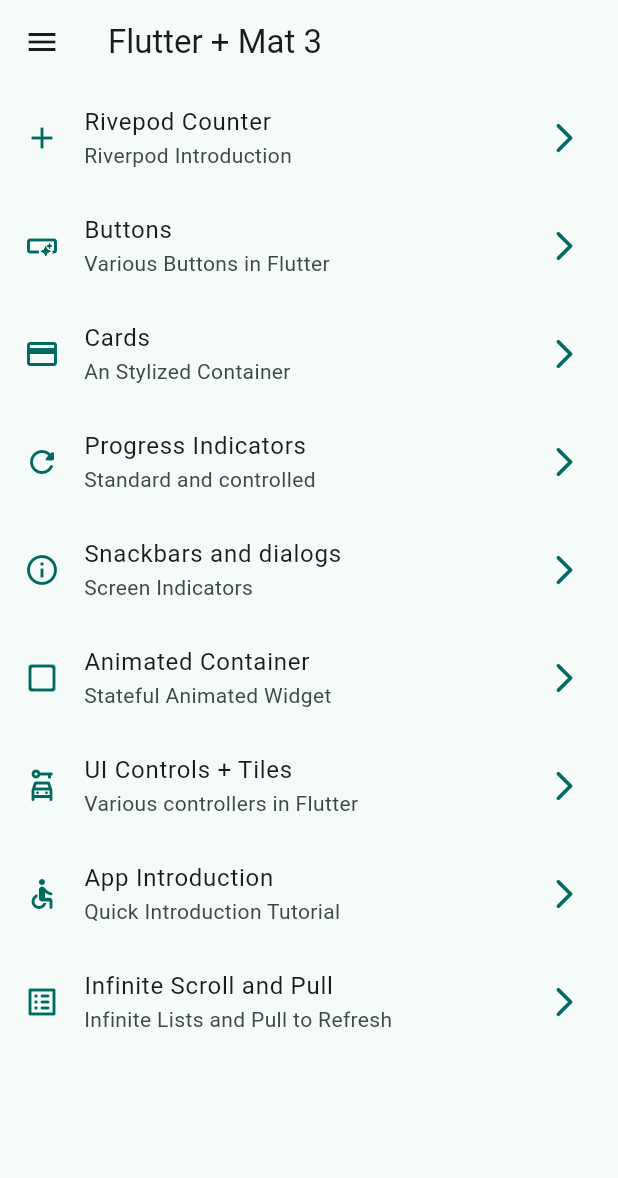
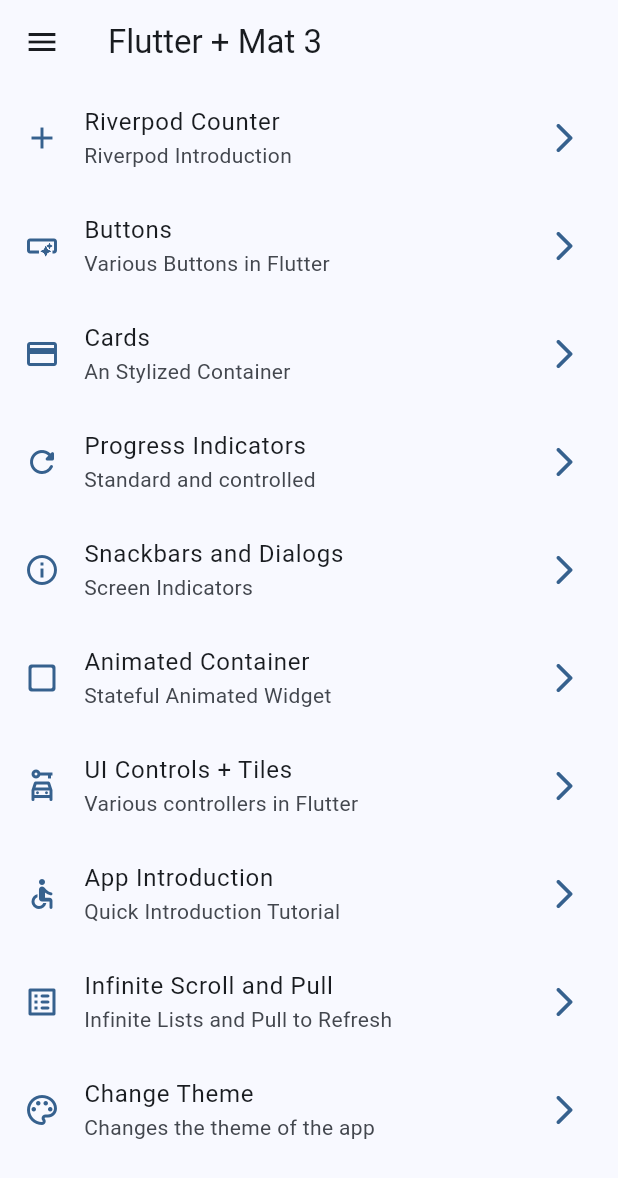
Before and after one commit to CDiegoSV/widgets_app, a Flutter app: the screen it shows after launch, on a phone screen of 412 x 824 dp. Shown: the top 1178 px of the screen. Run offline on Flutter 3.47's test engine with Material 3 defaults, Android fonts, the phone set to English and light mode, and no system bars; our stand-ins replace animate_do, flutter_riverpod, go_router.

Commit message:
Theme Changer v1

```diff
--- a/lib/config/theme/app_theme.dart
+++ b/lib/config/theme/app_theme.dart
@@ -3,22 +3,27 @@ import 'package:flutter/material.dart';
 const colorList = <Color>[
   Colors.blue,
   Colors.teal,
+  Colors.green,
   Colors.red,
+  Colors.purple,
+  Colors.deepPurple,
   Colors.orange,
-  Colors.purple,
-  Colors.black,
+  Colors.pink,
+  Colors.pinkAccent,
 ];
 
 class AppTheme {
 
   final int selectedColor;
+  final bool isDarkMode;
 
-  AppTheme({this.selectedColor = 0})
+  AppTheme({this.isDarkMode = false, this.selectedColor = 0})
   : assert (selectedColor >= 0, 'Selected color must be greater than 0'),
     assert (selectedColor < colorList.length,
        'Selected color must be less or equal than ${colorList.length - 1}');
 
   ThemeData getTheme() => ThemeData(
+    brightness: isDarkMode ? Brightness.dark : Brightness.light,
     colorSchemeSeed: colorList[selectedColor],
     appBarTheme: AppBarTheme(
       centerTitle: false,
--- a/lib/config/theme/menu/menu_item.dart
+++ b/lib/config/theme/menu/menu_item.dart
@@ -19,7 +19,7 @@ class MenuItem {
 const appMenuItems = <MenuItem>[
 
   MenuItem(
-    title: 'Rivepod Counter',
+    title: 'Riverpod Counter',
     subTitle: 'Riverpod Introduction',
     link: '/counter',
     icon: Icons.add
@@ -47,7 +47,7 @@ const appMenuItems = <MenuItem>[
   ),
 
   MenuItem(
-    title: 'Snackbars and dialogs',
+    title: 'Snackbars and Dialogs',
     subTitle: 'Screen Indicators',
     link: '/snackbars',
     icon: Icons.info_outline
@@ -81,4 +81,11 @@ const appMenuItems = <MenuItem>[
     icon: Icons.list_alt_rounded
   ),
 
+  MenuItem(
+    title: 'Change Theme',
+    subTitle: 'Changes the theme of the app',
+    link: '/theme_changer',
+    icon: Icons.color_lens_outlined
+  ),
+
 ];
--- a/lib/config/theme/router/app_router.dart
+++ b/lib/config/theme/router/app_router.dart
@@ -65,5 +65,11 @@ final appRouter = GoRouter(
       builder: (context, state) => const InfiniteScrollScreen(),
     ),
 
+    GoRoute(
+      path: '/theme_changer',
+      name: ThemeChangerScreen.name,
+      builder: (context, state) => const ThemeChangerScreen(),
+    ),
+
   ],
 );
--- a/lib/main.dart
+++ b/lib/main.dart
@@ -2,21 +2,26 @@ import 'package:flutter/material.dart';
 import 'package:flutter_riverpod/flutter_riverpod.dart';
 import 'package:widgets_app/config/theme/app_theme.dart';
 import 'package:widgets_app/config/theme/router/app_router.dart';
+import 'package:widgets_app/presentation/providers/theme_provider.dart';
 
 void main() {
   runApp(const ProviderScope(child: MainApp()));
 }
 
-class MainApp extends StatelessWidget {
+class MainApp extends ConsumerWidget {
   const MainApp({super.key});
 
   @override
-  Widget build(BuildContext context) {
+  Widget build(BuildContext context, WidgetRef ref) {
+
+    final selectedColorIndex = ref.watch(selectedIndexColorProvider);
+    final isDarkMode = ref.watch(isDarkModeProvider);
+
     return MaterialApp.router(
       title: 'Flutter Widgets',
       routerConfig: appRouter,
       debugShowCheckedModeBanner: false,
-      theme: AppTheme(selectedColor: 1).getTheme(),
+      theme: AppTheme(selectedColor: selectedColorIndex, isDarkMode: isDarkMode).getTheme(),
 
     );
   }
--- /dev/null
+++ b/lib/presentation/providers/theme_provider.dart
@@ -0,0 +1,9 @@
+import 'package:flutter_riverpod/flutter_riverpod.dart';
+import 'package:flutter_riverpod/legacy.dart';
+import 'package:widgets_app/config/theme/app_theme.dart';
+
+final isDarkModeProvider = StateProvider((ref) => false);
+
+final colorListProvider = Provider((ref) => colorList);
+
+final selectedIndexColorProvider = StateProvider((ref) => 0);
--- a/lib/presentation/screens/screens.dart
+++ b/lib/presentation/screens/screens.dart
@@ -1,3 +1,4 @@
+
 
 export 'package:widgets_app/presentation/screens/animated/animated_screen.dart';
 export 'package:widgets_app/presentation/screens/app_tutorial/app_tutorial_screen.dart';
@@ -9,3 +10,4 @@ export 'package:widgets_app/presentation/screens/inifinite_scroll/infinite_scrol
 export 'package:widgets_app/presentation/screens/progress/progress_screen.dart';
 export 'package:widgets_app/presentation/screens/snackbar/snackbar_screen.dart';
 export 'package:widgets_app/presentation/screens/ui_controls/ui_controls_screen.dart';
+export 'package:widgets_app/presentation/theme_changer/theme_changer_screen.dart';
```
Also changed, not shown: lib/presentation/screens/counter/counter_screen.dart (+10 -0 lines), lib/presentation/theme_changer/theme_changer_screen.dart (added, +63 -0 lines).
